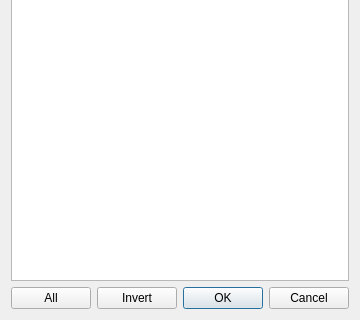
Qt form src/plugins/biostruct3d_view/src/ui/SelectModelsDialog.ui (violethaze74/ugene) before a commit; both pictures show x 0 to 360 and y 213 to 533 of the 360 by 533 pixel window.
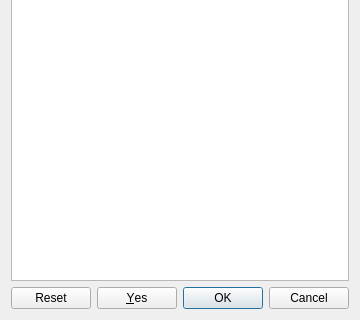
The same form after that commit.

Commit message: Help system for all dialogs, UI improvements for all dialogs.

The edit to the form file:
```diff
--- a/src/plugins/biostruct3d_view/src/ui/SelectModelsDialog.ui
+++ b/src/plugins/biostruct3d_view/src/ui/SelectModelsDialog.ui
@@ -6,7 +6,7 @@
    <rect>
     <x>0</x>
     <y>0</y>
-    <width>282</width>
+    <width>344</width>
     <height>533</height>
    </rect>
   </property>
@@ -18,45 +18,11 @@
     <widget class="QListWidget" name="modelsList"/>
    </item>
    <item>
-    <layout class="QHBoxLayout" name="horizontalLayout">
-     <item>
-      <widget class="QPushButton" name="allButton">
-       <property name="text">
-        <string>All</string>
-       </property>
-      </widget>
-     </item>
-     <item>
-      <widget class="QPushButton" name="inverButton">
-       <property name="text">
-        <string>Invert</string>
-       </property>
-      </widget>
-     </item>
-     <item>
-      <spacer name="horizontalSpacer">
-       <property name="orientation">
-        <enum>Qt::Horizontal</enum>
-       </property>
-       <property name="sizeHint" stdset="0">
-        <size>
-         <width>40</width>
-         <height>20</height>
-        </size>
-       </property>
-      </spacer>
-     </item>
-     <item>
-      <widget class="QDialogButtonBox" name="buttonBox">
-       <property name="orientation">
-        <enum>Qt::Horizontal</enum>
-       </property>
-       <property name="standardButtons">
-        <set>QDialogButtonBox::Cancel|QDialogButtonBox::Ok</set>
-       </property>
-      </widget>
-     </item>
-    </layout>
+    <widget class="QDialogButtonBox" name="buttonBox">
+     <property name="standardButtons">
+      <set>QDialogButtonBox::Cancel|QDialogButtonBox::Ok|QDialogButtonBox::Reset|QDialogButtonBox::Yes</set>
+     </property>
+    </widget>
    </item>
   </layout>
  </widget>
```
Left out of the diff: 16 changed lines with no effect on the pictures. The commit also changes 309 other files.
